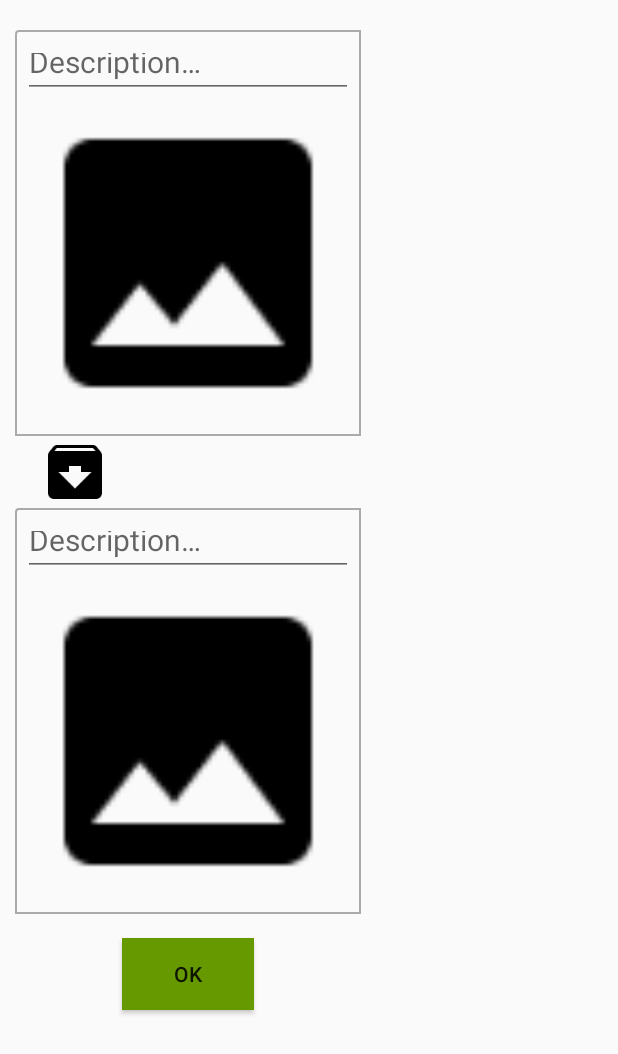
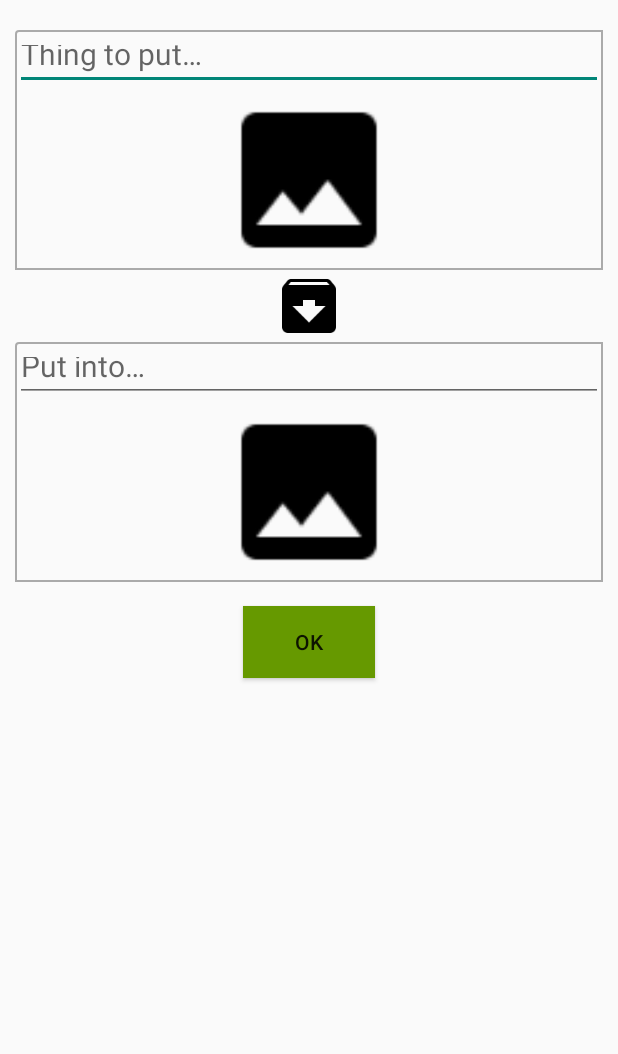
Before and after one commit to totrit/tidy, an Android app: the layout activity_new_item_dialog.xml on its own in the app's theme, with its tools: preview values and no code run, on a phone screen of 412 x 824 dp. Shown: the top 1054 px of the screen. Run offline under Robolectric (Android 15) with nearby library versions, the phone set to English and light mode, and no system bars.

Commit message:
bug fixes

```diff
--- a/app/src/main/AndroidManifest.xml
+++ b/app/src/main/AndroidManifest.xml
@@ -46,8 +46,7 @@
         <activity
             android:name=".ui.AddItemDialog"
             android:label="@string/title_new_placement"
-            android:theme="@style/AppTheme.Dialog"
-            android:screenOrientation="portrait">
+            android:screenOrientation="portrait"> <!--android:theme="@style/AppTheme.Dialog"-->
         </activity>
         <activity
             android:name=".ui.SearchActivity"
--- /dev/null
+++ b/app/src/main/res/drawable-xhdpi/list_divider.xml
@@ -0,0 +1,12 @@
+<?xml version="1.0" encoding="utf-8"?>
+<shape xmlns:android="http://schemas.android.com/apk/res/android"
+    android:shape="rectangle" >
+    <size
+        android:width="1000dp"
+        android:height="3dp" />
+    <gradient
+        android:endColor="#00A7A4AB"
+        android:startColor="#ff78747D"
+        android:type="linear"
+        android:angle="270"/>
+    </shape>
--- a/app/src/main/res/layout/activity_new_item_dialog.xml
+++ b/app/src/main/res/layout/activity_new_item_dialog.xml
@@ -1,34 +1,34 @@
 <ScrollView xmlns:android="http://schemas.android.com/apk/res/android"
     xmlns:tools="http://schemas.android.com/tools"
     tools:context="com.totrit.tidy.ui.AddItemDialog"
-    android:layout_width="wrap_content"
+    android:layout_width="match_parent"
     android:layout_height="wrap_content">
     <LinearLayout
         android:orientation="vertical"
-        android:layout_width="wrap_content"
+        android:layout_width="match_parent"
         android:layout_height="wrap_content"
         android:gravity="center"
         android:padding="10dp"
         android:focusableInTouchMode="true">
         <LinearLayout
-            android:layout_width="wrap_content"
+            android:layout_width="match_parent"
             android:layout_height="wrap_content"
             android:layout_marginTop="10dp"
-            android:padding="5dp"
             android:orientation="vertical"
-            android:background="@drawable/layout_border">
+            android:background="@drawable/layout_border"
+            android:gravity="center">
 
             <EditText
-                android:layout_width="220dp"
+                android:layout_width="match_parent"
                 android:layout_height="40dp"
                 android:textSize="20sp"
-                android:hint="@string/hint_input_description"
+                android:hint="@string/hint_object_desc"
                 android:id="@+id/objectDesc"
                 android:enabled="true"/>
 
             <ImageButton
-                android:layout_width="220dp"
-                android:layout_height="220dp"
+                android:layout_width="120dp"
+                android:layout_height="120dp"
                 android:text="@string/button_add_image"
                 android:id="@+id/objectImage"
                 android:adjustViewBounds="true"
@@ -38,27 +38,26 @@
         <ImageView
             android:layout_width="wrap_content"
             android:layout_height="wrap_content"
-            android:layout_marginLeft="16dp"
-            android:layout_gravity="left"
+            android:layout_gravity="center"
             android:background="@drawable/ic_archive_black_48dp"/>
         <LinearLayout
-            android:layout_width="wrap_content"
+            android:layout_width="match_parent"
             android:layout_height="wrap_content"
             android:orientation="vertical"
-            android:padding="5dp"
-            android:background="@drawable/layout_border">
+            android:background="@drawable/layout_border"
+            android:gravity="center">
 
             <EditText
-                android:layout_width="220dp"
+                android:layout_width="match_parent"
                 android:layout_height="40dp"
                 android:textSize="20sp"
-                android:hint="@string/hint_input_description"
+                android:hint="@string/hint_target_desc"
                 android:id="@+id/containerDesc"
                 android:enabled="true"/>
 
             <ImageButton
-                android:layout_width="220dp"
-                android:layout_height="220dp"
+                android:layout_width="120dp"
+                android:layout_height="120dp"
                 android:text="@string/button_add_image"
                 android:id="@+id/containerImage"
                 android:adjustViewBounds="true"
--- a/app/src/main/res/layout/main_list_item.xml
+++ b/app/src/main/res/layout/main_list_item.xml
@@ -21,7 +21,7 @@
             android:maxWidth="300dp"
             android:layout_width="wrap_content"
             android:layout_height="wrap_content"
-            android:textSize="18sp"
+            android:textSize="14sp"
             android:textColor="@android:color/darker_gray"
             android:layout_gravity="bottom"
             android:layout_margin="5dp"
@@ -34,4 +34,5 @@
         android:layout_gravity="right|center_vertical"
         android:layout_margin="5dp"
         android:clickable="true"/>
+
 </FrameLayout>
--- a/app/src/main/res/values/dimens.xml
+++ b/app/src/main/res/values/dimens.xml
@@ -13,4 +13,5 @@
     <!-- New Item dialog margins -->
     <dimen name="dialog_horizontal_margin">16dp</dimen>
     <dimen name="dialog_vertical_margin">50dp</dimen>
+    <dimen name="little_span">5dp</dimen>
 </resources>
--- a/app/src/main/res/values/strings.xml
+++ b/app/src/main/res/values/strings.xml
@@ -12,7 +12,8 @@
     <string name="close">Close</string>
     <string name="action_search">Search</string>
     <string name="action_new">Create</string>
-    <string name="hint_input_description">Description…</string>
+    <string name="hint_object_desc">Thing to put…</string>
+    <string name="hint_target_desc">Put into…</string>
     <string name="button_add_image">Image…</string>
     <string name="placed_into">placed into:</string>
     <string name="title_new_placement">New Placement</string>
--- a/app/src/main/res/values/styles.xml
+++ b/app/src/main/res/values/styles.xml
@@ -3,10 +3,7 @@
     <!-- Base application theme. -->
     <style name="AppTheme" parent="Theme.AppCompat.Light">
         <!-- Customize your theme here. -->
-    </style>
-
-    <style name="AppTheme.Dialog" parent="Theme.AppCompat.Light.Dialog">
-        <!-- Customize your theme here. -->
+        <item name="android:listDivider">@drawable/list_divider</item>
     </style>
 
 </resources>
```
Also changed, not shown: app/src/main/java/com/totrit/tidy/core/Communicator.java (+12 -2 lines), app/src/main/java/com/totrit/tidy/core/Entity.java (+5 -3 lines), app/src/main/java/com/totrit/tidy/core/EntityManager.java (+16 -5 lines), app/src/main/java/com/totrit/tidy/ui/AddItemDialog.java (+30 -0 lines), app/src/main/java/com/totrit/tidy/ui/DividerItemDecoration.java (added, +102 -0 lines), app/src/main/java/com/totrit/tidy/ui/MainActivity.java (+9 -3 lines), app/src/main/java/com/totrit/tidy/ui/MainView.java (+13 -3 lines), 3 other files.
